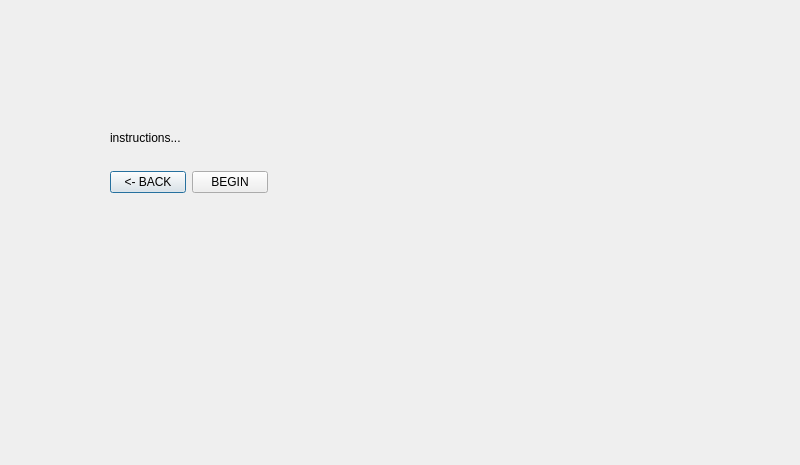
jdsalguer/senior_project, file Qt_Creator/projectPHOE/colorinstruc.ui: the form before one commit.
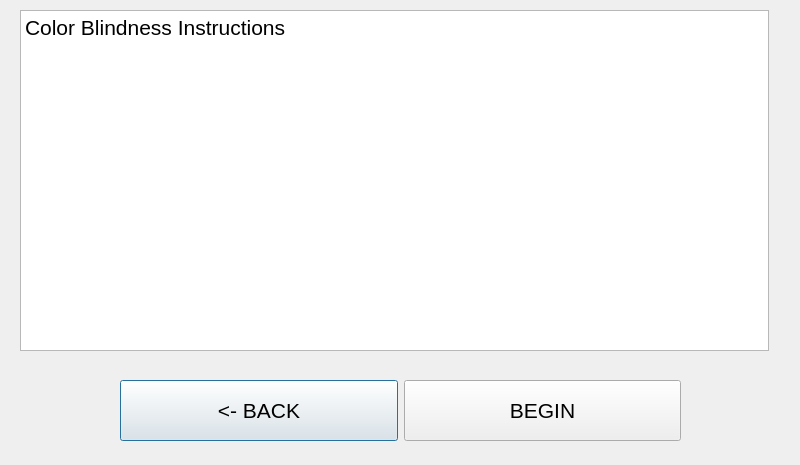
The form after the commit.

Diff of the .ui file:
```diff
--- a/Qt_Creator/projectPHOE/colorinstruc.ui
+++ b/Qt_Creator/projectPHOE/colorinstruc.ui
@@ -13,31 +13,29 @@
   <property name="windowTitle">
    <string>Dialog</string>
   </property>
-  <widget class="QLabel" name="label">
+  <widget class="QWidget" name="">
    <property name="geometry">
     <rect>
-     <x>110</x>
-     <y>130</y>
-     <width>251</width>
-     <height>16</height>
-    </rect>
-   </property>
-   <property name="text">
-    <string>instructions...</string>
-   </property>
-  </widget>
-  <widget class="QWidget" name="layoutWidget">
-   <property name="geometry">
-    <rect>
-     <x>110</x>
-     <y>170</y>
-     <width>158</width>
-     <height>25</height>
+     <x>120</x>
+     <y>380</y>
+     <width>561</width>
+     <height>61</height>
     </rect>
    </property>
    <layout class="QHBoxLayout" name="horizontalLayout">
     <item>
      <widget class="QPushButton" name="cinstrucbakButton">
+      <property name="sizePolicy">
+       <sizepolicy hsizetype="Minimum" vsizetype="Expanding">
+        <horstretch>0</horstretch>
+        <verstretch>0</verstretch>
+       </sizepolicy>
+      </property>
+      <property name="font">
+       <font>
+        <pointsize>16</pointsize>
+       </font>
+      </property>
       <property name="text">
        <string>&lt;- BACK</string>
       </property>
@@ -45,6 +43,17 @@
     </item>
     <item>
      <widget class="QPushButton" name="cinstrucbegButton">
+      <property name="sizePolicy">
+       <sizepolicy hsizetype="Minimum" vsizetype="Expanding">
+        <horstretch>0</horstretch>
+        <verstretch>0</verstretch>
+       </sizepolicy>
+      </property>
+      <property name="font">
+       <font>
+        <pointsize>16</pointsize>
+       </font>
+      </property>
       <property name="text">
        <string>BEGIN</string>
       </property>
@@ -52,6 +61,23 @@
     </item>
    </layout>
   </widget>
+  <widget class="QTextBrowser" name="textBrowser">
+   <property name="geometry">
+    <rect>
+     <x>20</x>
+     <y>10</y>
+     <width>749</width>
+     <height>341</height>
+    </rect>
+   </property>
+   <property name="html">
+    <string>&lt;!DOCTYPE HTML PUBLIC &quot;-//W3C//DTD HTML 4.0//EN&quot; &quot;http://www.w3.org/TR/REC-html40/strict.dtd&quot;&gt;
+&lt;html&gt;&lt;head&gt;&lt;meta name=&quot;qrichtext&quot; content=&quot;1&quot; /&gt;&lt;style type=&quot;text/css&quot;&gt;
+p, li { white-space: pre-wrap; }
+&lt;/style&gt;&lt;/head&gt;&lt;body style=&quot; font-family:'Ubuntu'; font-size:11pt; font-weight:400; font-style:normal;&quot;&gt;
+&lt;p style=&quot; margin-top:0px; margin-bottom:0px; margin-left:0px; margin-right:0px; -qt-block-indent:0; text-indent:0px;&quot;&gt;&lt;span style=&quot; font-size:16pt;&quot;&gt;Color Blindness Instructions&lt;/span&gt;&lt;/p&gt;&lt;/body&gt;&lt;/html&gt;</string>
+   </property>
+  </widget>
  </widget>
  <resources/>
  <connections/>
```
